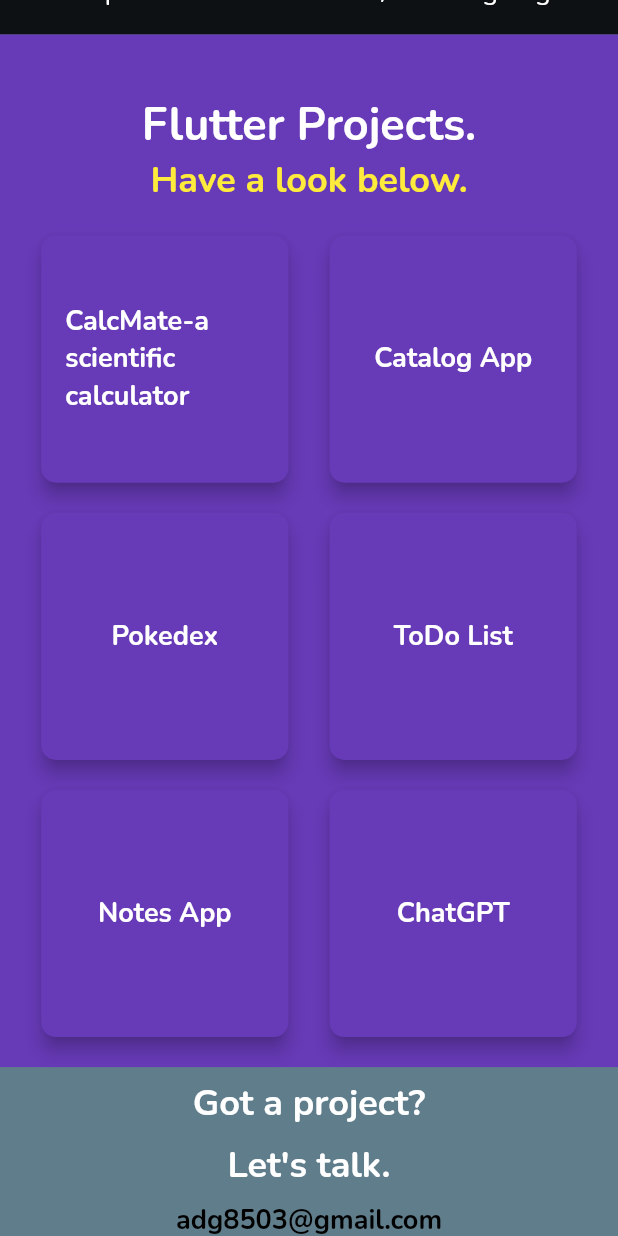
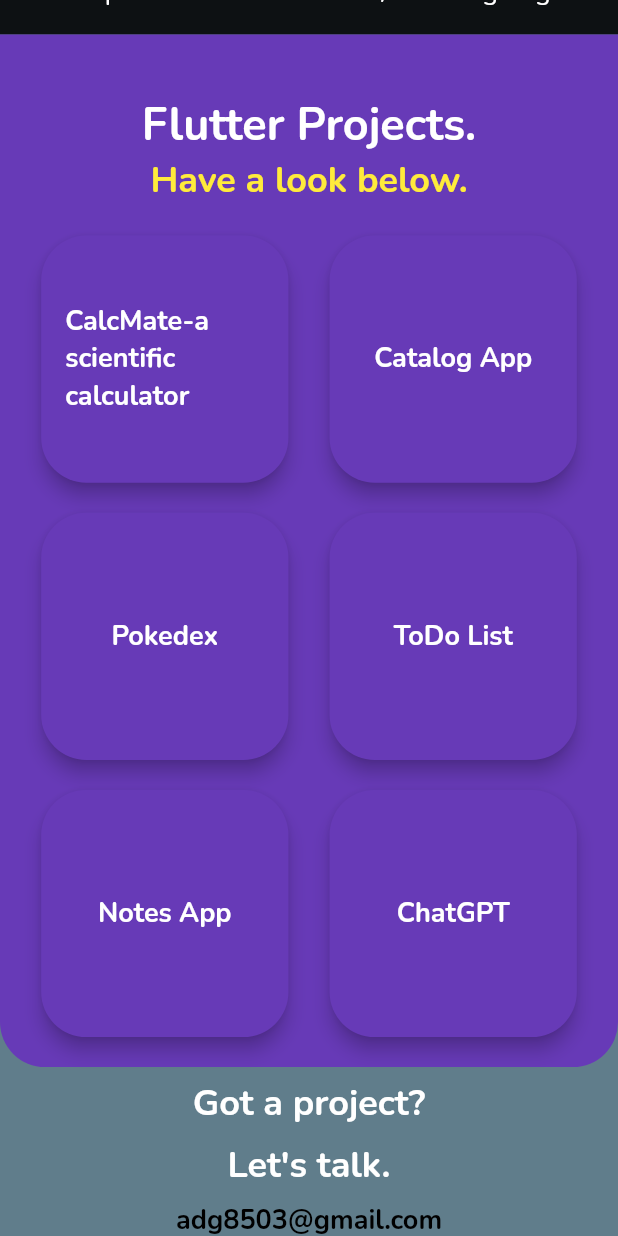
Before and after one commit to git-ADG/Portfolio, a Flutter app: the screen it shows after launch, scrolled down 576 dp, on a phone screen of 412 x 824 dp. Run offline on Flutter 3.47's test engine with Material 2 defaults, Android fonts, the phone set to English and light mode, and no system bars; our stand-ins replace google_fonts.

Commit message:
Ui adjustsments

```diff
--- a/lib/homepage.dart
+++ b/lib/homepage.dart
@@ -149,7 +149,7 @@ class _HomePageState extends State<HomePage> {
                     color: Colors.white),
               ),
               Padding(
-                padding: EdgeInsets.only(left: myWidth *0.25),
+                padding: EdgeInsets.only(left: myWidth * 0.25),
                 child: Socials(),
               )
             ],
@@ -228,8 +228,10 @@ class projectList extends StatelessWidget {
   Widget build(BuildContext context) {
     return DecoratedBox(
         decoration: BoxDecoration(
-          color: Colors.deepPurple,
-        ),
+            color: Colors.deepPurple,
+            borderRadius: BorderRadius.only(
+                bottomLeft: Radius.circular(30),
+                bottomRight: Radius.circular(30))),
         child: Container(
             width: myWidth,
             child: Column(
@@ -274,7 +276,7 @@ class projectList extends StatelessWidget {
                               Size(myWidth * 0.4, myWidth * 0.4)),
                           shape: MaterialStatePropertyAll(
                               RoundedRectangleBorder(
-                                  borderRadius: BorderRadius.circular(10)))),
+                                  borderRadius: BorderRadius.circular(30)))),
                     ),
                     ElevatedButton(
                         onPressed: () {},
@@ -294,7 +296,7 @@ class projectList extends StatelessWidget {
                                 Size(myWidth * 0.4, myWidth * 0.4)),
                             shape: MaterialStatePropertyAll(
                                 RoundedRectangleBorder(
-                                    borderRadius: BorderRadius.circular(10)))))
+                                    borderRadius: BorderRadius.circular(30)))))
                   ],
                 ),
                 SizedBox(
@@ -320,7 +322,7 @@ class projectList extends StatelessWidget {
                               Size(myWidth * 0.4, myWidth * 0.4)),
                           shape: MaterialStatePropertyAll(
                               RoundedRectangleBorder(
-                                  borderRadius: BorderRadius.circular(10)))),
+                                  borderRadius: BorderRadius.circular(30)))),
                     ),
                     ElevatedButton(
                         onPressed: () {},
@@ -340,7 +342,7 @@ class projectList extends StatelessWidget {
                                 Size(myWidth * 0.4, myWidth * 0.4)),
                             shape: MaterialStatePropertyAll(
                                 RoundedRectangleBorder(
-                                    borderRadius: BorderRadius.circular(10)))))
+                                    borderRadius: BorderRadius.circular(30)))))
                   ],
                 ),
                 SizedBox(
@@ -366,7 +368,7 @@ class projectList extends StatelessWidget {
                               Size(myWidth * 0.4, myWidth * 0.4)),
                           shape: MaterialStatePropertyAll(
                               RoundedRectangleBorder(
-                                  borderRadius: BorderRadius.circular(10)))),
+                                  borderRadius: BorderRadius.circular(30)))),
                     ),
                     ElevatedButton(
                         onPressed: () {},
@@ -386,7 +388,7 @@ class projectList extends StatelessWidget {
                                 Size(myWidth * 0.4, myWidth * 0.4)),
                             shape: MaterialStatePropertyAll(
                                 RoundedRectangleBorder(
-                                    borderRadius: BorderRadius.circular(10)))))
+                                    borderRadius: BorderRadius.circular(30)))))
                   ],
                 ),
                 SizedBox(
```
